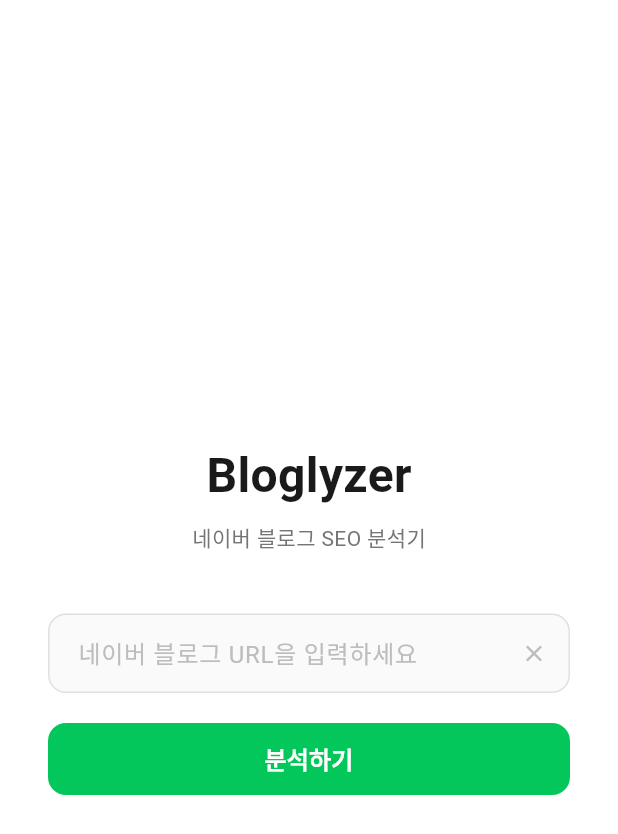
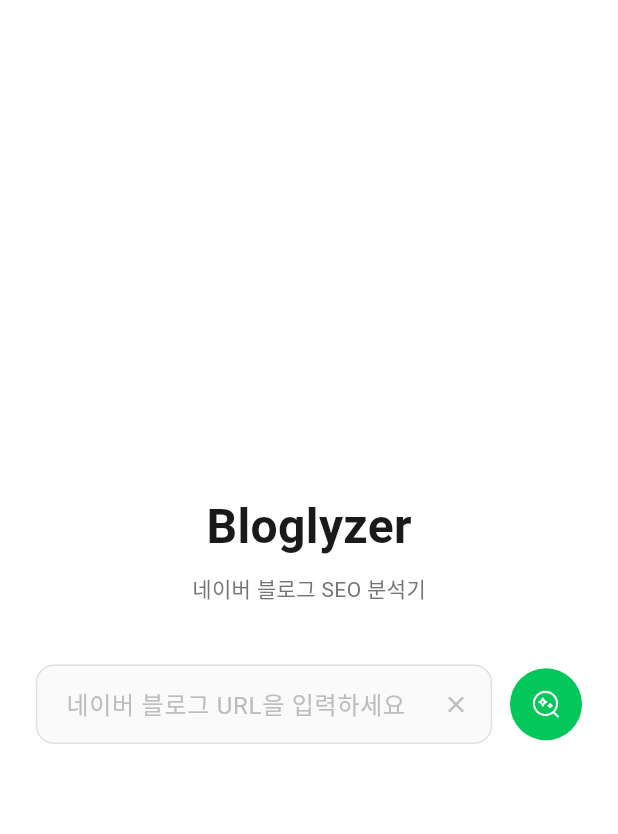
Before and after one commit to NamGideokk/bloglyzer, a Flutter app: the screen it shows after launch, on a phone screen of 412 x 824 dp. Shown: the top 834 px of the screen. Run offline on Flutter 3.47's test engine with Material 3 defaults, Android fonts, the phone set to English and light mode, and no system bars; our stand-ins replace flutter_svg.

Commit message:
feat: 분석 버튼을 SVG 아이콘 원형 버튼으로 변경, 키보드 dismiss 추가
텍스트필드 우측에 원형 검색 버튼 배치, 바깥 터치 시 키보드 내림,
좌우 패딩 24로 조정.

Co-Authored-By: Claude Opus 4.6 (1M context) <noreply@anthropic.com>

```diff
--- a/lib/screens/input_screen.dart
+++ b/lib/screens/input_screen.dart
@@ -1,4 +1,5 @@
 import 'package:flutter/material.dart';
+import 'package:flutter_svg/flutter_svg.dart';
 
 import '../services/blog_parser.dart';
 import 'result_screen.dart';
@@ -12,12 +13,14 @@ class InputScreen extends StatefulWidget {
 
 class _InputScreenState extends State<InputScreen> {
   final _urlController = TextEditingController();
+  final _focusNode = FocusNode();
   final _parser = BlogParser();
   bool _isLoading = false;
 
   @override
   void dispose() {
     _urlController.dispose();
+    _focusNode.dispose();
     super.dispose();
   }
 
@@ -64,12 +67,14 @@ class _InputScreenState extends State<InputScreen> {
 
   @override
   Widget build(BuildContext context) {
-    return Scaffold(
+    return GestureDetector(
+      onTap: () => _focusNode.unfocus(),
+      child: Scaffold(
         backgroundColor: Colors.white,
         body: SafeArea(
         child: Center(
           child: Padding(
-            padding: const EdgeInsets.symmetric(horizontal: 32),
+            padding: const EdgeInsets.symmetric(horizontal: 24),
             child: Column(
               mainAxisSize: MainAxisSize.min,
               children: [
@@ -90,8 +95,12 @@ class _InputScreenState extends State<InputScreen> {
                   ),
                 ),
                 const SizedBox(height: 40),
-                TextField(
+                Row(
+                  children: [
+                    Expanded(
+                      child: TextField(
                         controller: _urlController,
+                        focusNode: _focusNode,
                         decoration: InputDecoration(
                           hintText: '네이버 블로그 URL을 입력하세요',
                           hintStyle: TextStyle(color: Colors.grey.shade400),
@@ -107,13 +116,14 @@ class _InputScreenState extends State<InputScreen> {
                           ),
                           focusedBorder: OutlineInputBorder(
                             borderRadius: BorderRadius.circular(12),
-                      borderSide:
-                          const BorderSide(color: Color(0xFF03C75A), width: 2),
+                            borderSide: const BorderSide(
+                                color: Color(0xFF03C75A), width: 2),
                           ),
                           contentPadding: const EdgeInsets.symmetric(
                               horizontal: 16, vertical: 14),
                           suffixIcon: IconButton(
-                      icon: Icon(Icons.clear, size: 18, color: Colors.grey.shade400),
+                            icon: Icon(Icons.clear,
+                                size: 18, color: Colors.grey.shade400),
                             onPressed: () => _urlController.clear(),
                           ),
                         ),
@@ -121,37 +131,42 @@ class _InputScreenState extends State<InputScreen> {
                         textInputAction: TextInputAction.go,
                         onSubmitted: (_) => _analyze(),
                       ),
-                const SizedBox(height: 20),
+                    ),
+                    const SizedBox(width: 12),
                     SizedBox(
-                  width: double.infinity,
+                      width: 48,
                       height: 48,
                       child: ElevatedButton(
                         onPressed: _isLoading ? null : _analyze,
                         style: ElevatedButton.styleFrom(
                           backgroundColor: const Color(0xFF03C75A),
                           foregroundColor: Colors.white,
-                      shape: RoundedRectangleBorder(
-                        borderRadius: BorderRadius.circular(12),
-                      ),
+                          shape: const CircleBorder(),
+                          padding: EdgeInsets.zero,
                           elevation: 0,
                         ),
                         child: _isLoading
                             ? const SizedBox(
-                            width: 24,
-                            height: 24,
+                                width: 20,
+                                height: 20,
                                 child: CircularProgressIndicator(
                                   color: Colors.white,
                                   strokeWidth: 2.5,
                                 ),
                               )
-                        : const Text(
-                            '분석하기',
-                            style: TextStyle(
-                                fontSize: 16, fontWeight: FontWeight.w600),
+                            : SvgPicture.asset(
+                                'assets/icons/icon-search.svg',
+                                width: 22,
+                                height: 22,
+                                colorFilter: const ColorFilter.mode(
+                                    Colors.white, BlendMode.srcIn),
                               ),
                       ),
                     ),
                   ],
+                ),
+              ],
+            ),
           ),
           ),
         ),
--- a/pubspec.yaml
+++ b/pubspec.yaml
@@ -37,6 +37,7 @@ dependencies:
   http: ^1.2.0
   html: ^0.15.4
   url_launcher: ^6.2.0
+  flutter_svg: ^2.0.10
 
 dev_dependencies:
   flutter_test:
@@ -59,6 +60,9 @@ flutter:
   # included with your application, so that you can use the icons in
   # the material Icons class.
   uses-material-design: true
+
+  assets:
+    - assets/icons/
 
   # To add assets to your application, add an assets section, like this:
   # assets:
```
Also changed, not shown: assets/icons/icon-search.svg (added), pubspec.lock. Lines whose indentation alone changed are shown as unchanged.
